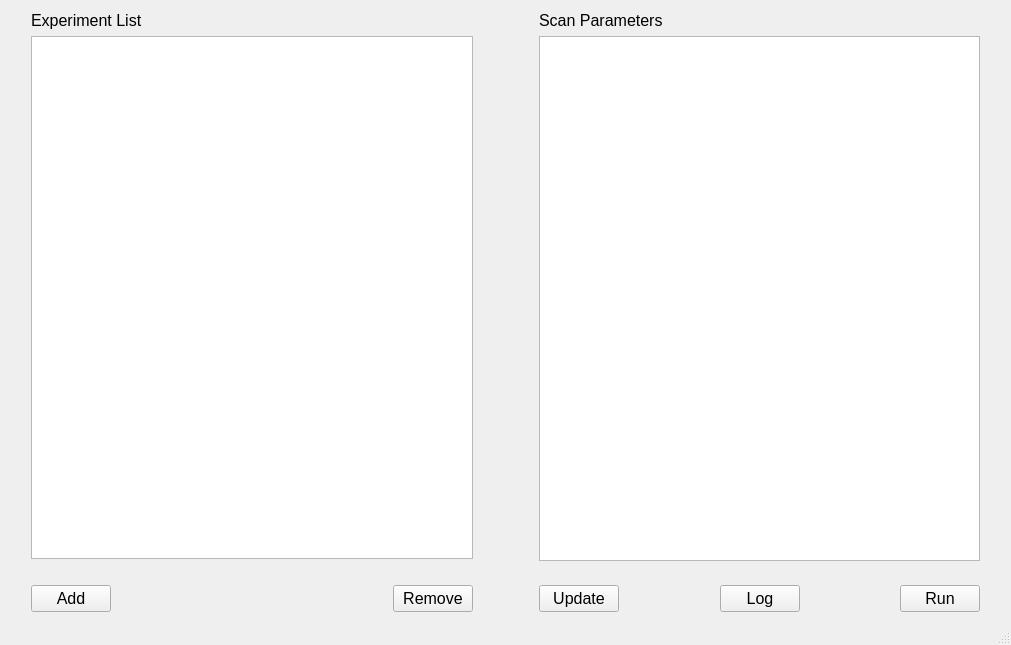
First picture: the form in smartfMRI/smartfmri.ui, repository wuzhuobin/smartfMRI, before the edit.
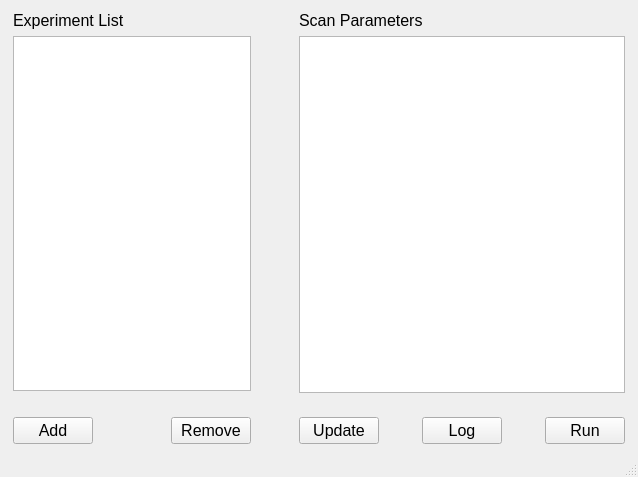
Second picture: the form after the edit.

The edit to the form file:
```diff
--- a/smartfMRI/smartfmri.ui
+++ b/smartfMRI/smartfmri.ui
@@ -6,8 +6,8 @@
    <rect>
     <x>0</x>
     <y>0</y>
-    <width>1011</width>
-    <height>645</height>
+    <width>638</width>
+    <height>477</height>
    </rect>
   </property>
   <property name="windowTitle">
```
Left out of the diff: 54 changed lines with no effect on the pictures.
